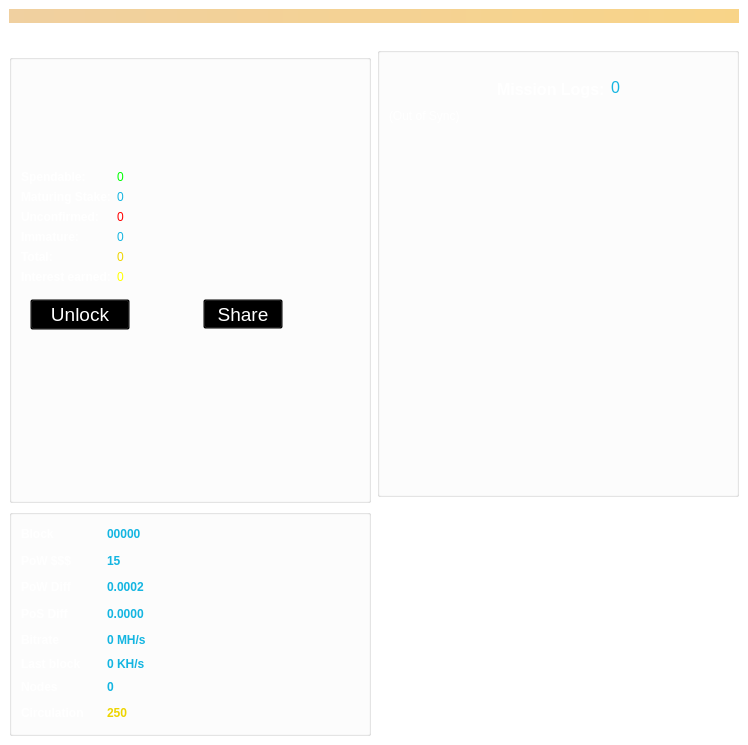
Before: the Qt Designer form src/qt/forms/overviewpage.ui in hanzou-x/flapxcoin, drawn with Qt 5.
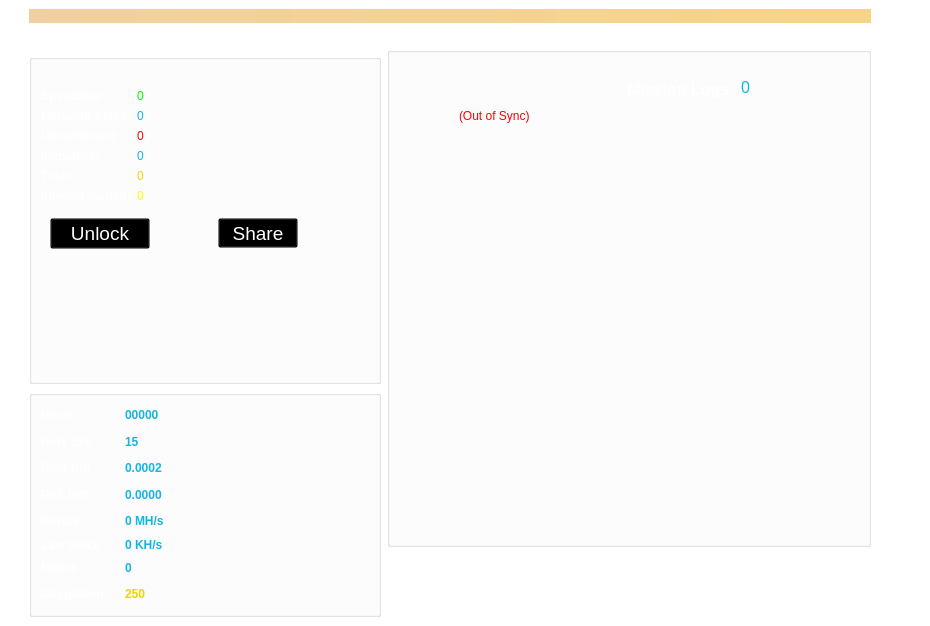
After: the same form once the commit is applied. Icons and pictures are not drawn.

What changed in the file:
```diff
--- a/src/qt/forms/overviewpage.ui
+++ b/src/qt/forms/overviewpage.ui
@@ -2,16 +2,19 @@
 <ui version="4.0">
  <class>OverviewPage</class>
  <widget class="QWidget" name="OverviewPage">
+  <property name="windowModality">
+   <enum>Qt::NonModal</enum>
+  </property>
   <property name="geometry">
    <rect>
     <x>0</x>
     <y>0</y>
-    <width>748</width>
-    <height>524</height>
+    <width>930</width>
+    <height>626</height>
    </rect>
   </property>
   <property name="sizePolicy">
-   <sizepolicy hsizetype="Expanding" vsizetype="Expanding">
+   <sizepolicy hsizetype="Fixed" vsizetype="Fixed">
     <horstretch>0</horstretch>
     <verstretch>0</verstretch>
    </sizepolicy>
@@ -44,7 +47,7 @@
    <item row="0" column="0">
     <widget class="QFrame" name="Overviewpage">
      <property name="sizePolicy">
-      <sizepolicy hsizetype="Expanding" vsizetype="Expanding">
+      <sizepolicy hsizetype="Fixed" vsizetype="Fixed">
        <horstretch>0</horstretch>
        <verstretch>0</verstretch>
       </sizepolicy>
@@ -55,6 +58,12 @@
        <height>0</height>
       </size>
      </property>
+     <property name="maximumSize">
+      <size>
+       <width>930</width>
+       <height>626</height>
+      </size>
+     </property>
      <property name="autoFillBackground">
       <bool>false</bool>
      </property>
@@ -71,7 +80,23 @@
       <number>0</number>
      </property>
      <layout class="QGridLayout" name="gridLayout">
-      <item row="11" column="1">
+      <item row="6" column="3">
+       <spacer name="horizontalSpacer_7">
+        <property name="orientation">
+         <enum>Qt::Horizontal</enum>
+        </property>
+        <property name="sizeType">
+         <enum>QSizePolicy::Fixed</enum>
+        </property>
+        <property name="sizeHint" stdset="0">
+         <size>
+          <width>50</width>
+          <height>20</height>
+         </size>
+        </property>
+       </spacer>
+      </item>
+      <item row="11" column="2">
        <spacer name="verticalSpacer_3">
         <property name="orientation">
          <enum>Qt::Vertical</enum>
@@ -84,7 +109,7 @@
         </property>
        </spacer>
       </item>
-      <item row="3" column="0" rowspan="5">
+      <item row="3" column="1" rowspan="5">
        <widget class="QGroupBox" name="groupBox_2">
         <property name="sizePolicy">
          <sizepolicy hsizetype="Expanding" vsizetype="Expanding">
@@ -95,7 +120,7 @@
         <property name="minimumSize">
          <size>
           <width>0</width>
-          <height>0</height>
+          <height>340</height>
          </size>
         </property>
         <property name="palette">
@@ -240,7 +265,7 @@
          <bool>false</bool>
         </property>
         <layout class="QGridLayout" name="gridLayout_3">
-         <item row="6" column="0">
+         <item row="5" column="0">
           <spacer name="verticalSpacer_4">
            <property name="orientation">
             <enum>Qt::Vertical</enum>
@@ -253,7 +278,7 @@
            </property>
           </spacer>
          </item>
-         <item row="2" column="0">
+         <item row="1" column="0">
           <layout class="QGridLayout" name="gridLayout_2">
            <item row="0" column="1">
             <widget class="QLabel" name="labelBalance">
@@ -1919,7 +1944,7 @@
            </item>
           </layout>
          </item>
-         <item row="3" column="0">
+         <item row="2" column="0">
           <widget class="QFrame" name="frame_3">
            <property name="minimumSize">
             <size>
@@ -2397,7 +2422,7 @@
            </layout>
           </widget>
          </item>
-         <item row="5" column="0">
+         <item row="4" column="0">
           <widget class="QLabel" name="labelMyWeight">
            <property name="minimumSize">
             <size>
@@ -2838,21 +2863,11 @@
            <property name="alignment">
             <set>Qt::AlignCenter</set>
            </property>
+           <property name="wordWrap">
+            <bool>true</bool>
+           </property>
           </widget>
          </item>
-         <item row="1" column="0">
-          <spacer name="verticalSpacer_5">
-           <property name="orientation">
-            <enum>Qt::Vertical</enum>
-           </property>
-           <property name="sizeHint" stdset="0">
-            <size>
-             <width>20</width>
-             <height>40</height>
-            </size>
-           </property>
-          </spacer>
-         </item>
          <item row="0" column="0">
           <spacer name="verticalSpacer_9">
            <property name="orientation">
@@ -2872,7 +2887,7 @@
         </layout>
        </widget>
       </item>
-      <item row="11" column="0">
+      <item row="11" column="1">
        <spacer name="verticalSpacer_2">
         <property name="orientation">
          <enum>Qt::Vertical</enum>
@@ -2885,7 +2900,30 @@
         </property>
        </spacer>
       </item>
-      <item row="6" column="1">
+      <item row="0" column="1" colspan="2">
+       <widget class="QLabel" name="labelAlerts">
+        <property name="sizePolicy">
+         <sizepolicy hsizetype="Preferred" vsizetype="Preferred">
+          <horstretch>0</horstretch>
+          <verstretch>0</verstretch>
+         </sizepolicy>
+        </property>
+        <property name="visible">
+         <bool>true</bool>
+        </property>
+        <property name="styleSheet">
+         <string notr="true">background-color: qlineargradient(x1: 0, y1: 0, x2: 1, y2: 0, stop:0 #F0D0A0, stop:1 #F8D488);  color:#000000
+</string>
+        </property>
+        <property name="wordWrap">
+         <bool>true</bool>
+        </property>
+        <property name="margin">
+         <number>3</number>
+        </property>
+       </widget>
+      </item>
+      <item row="6" column="2">
        <widget class="QGroupBox" name="groupBox">
         <property name="sizePolicy">
          <sizepolicy hsizetype="Expanding" vsizetype="Expanding">
@@ -2896,7 +2934,7 @@
         <property name="minimumSize">
          <size>
           <width>0</width>
-          <height>450</height>
+          <height>500</height>
          </size>
         </property>
         <property name="maximumSize">
@@ -3203,7 +3241,7 @@
          <bool>false</bool>
         </property>
         <layout class="QGridLayout" name="gridLayout_9">
-         <item row="1" column="0">
+         <item row="1" column="1">
           <spacer name="verticalSpacer">
            <property name="orientation">
             <enum>Qt::Vertical</enum>
@@ -3219,14 +3257,14 @@
            </property>
           </spacer>
          </item>
-         <item row="3" column="0">
+         <item row="3" column="1">
           <layout class="QGridLayout" name="gridLayout_4">
            <item row="0" column="0" rowspan="2" colspan="2">
             <widget class="QListView" name="listTransactions">
              <property name="minimumSize">
               <size>
-               <width>0</width>
-               <height>300</height>
+               <width>400</width>
+               <height>350</height>
               </size>
              </property>
              <property name="palette">
@@ -3552,7 +3590,7 @@
            </item>
           </layout>
          </item>
-         <item row="2" column="0">
+         <item row="2" column="1">
           <widget class="QLabel" name="labelTransactionsStatus">
            <property name="palette">
             <palette>
@@ -3561,8 +3599,8 @@
                <brush brushstyle="SolidPattern">
                 <color alpha="255">
                  <red>255</red>
-                 <green>255</green>
-                 <blue>255</blue>
+                 <green>0</green>
+                 <blue>0</blue>
                 </color>
                </brush>
               </colorrole>
@@ -3599,8 +3637,8 @@
                <brush brushstyle="SolidPattern">
                 <color alpha="255">
                  <red>255</red>
-                 <green>255</green>
-                 <blue>255</blue>
+                 <green>0</green>
+                 <blue>0</blue>
                 </color>
                </brush>
               </colorrole>
@@ -3677,7 +3715,7 @@
            </property>
           </widget>
          </item>
-         <item row="7" column="0">
+         <item row="7" column="1">
           <spacer name="verticalSpacer_7">
            <property name="orientation">
             <enum>Qt::Vertical</enum>
@@ -3690,7 +3728,7 @@
            </property>
           </spacer>
          </item>
-         <item row="0" column="0">
+         <item row="0" column="1">
           <widget class="QFrame" name="frame">
            <property name="minimumSize">
             <size>
@@ -3857,6 +3895,11 @@
                 </disabled>
                </palette>
               </property>
+              <property name="font">
+               <font>
+                <pointsize>12</pointsize>
+               </font>
+              </property>
               <property name="styleSheet">
                <string notr="true"/>
               </property>
@@ -3870,9 +3913,12 @@
               <property name="orientation">
                <enum>Qt::Horizontal</enum>
               </property>
+              <property name="sizeType">
+               <enum>QSizePolicy::Fixed</enum>
+              </property>
               <property name="sizeHint" stdset="0">
                <size>
-                <width>40</width>
+                <width>100</width>
                 <height>20</height>
                </size>
               </property>
@@ -4004,6 +4050,11 @@
                 </disabled>
                </palette>
               </property>
+              <property name="font">
+               <font>
+                <pointsize>12</pointsize>
+               </font>
+              </property>
               <property name="text">
                <string>&lt;html&gt;&lt;head/&gt;&lt;body&gt;&lt;p&gt;&lt;span style=&quot; font-size:12pt;&quot;&gt;0&lt;/span&gt;&lt;/p&gt;&lt;/body&gt;&lt;/html&gt;</string>
               </property>
@@ -4031,10 +4082,39 @@
            </layout>
           </widget>
          </item>
+         <item row="3" column="0">
+          <spacer name="horizontalSpacer_6">
+           <property name="orientation">
+            <enum>Qt::Horizontal</enum>
+           </property>
+           <property name="sizeType">
+            <enum>QSizePolicy::Expanding</enum>
+           </property>
+           <property name="sizeHint" stdset="0">
+            <size>
+             <width>60</width>
+             <height>5</height>
+            </size>
+           </property>
+          </spacer>
+         </item>
         </layout>
        </widget>
       </item>
-      <item row="10" column="0">
+      <item row="8" column="1">
+       <spacer name="verticalSpacer_8">
+        <property name="orientation">
+         <enum>Qt::Vertical</enum>
+        </property>
+        <property name="sizeHint" stdset="0">
+         <size>
+          <width>20</width>
+          <height>40</height>
+         </size>
+        </property>
+       </spacer>
+      </item>
+      <item row="10" column="1">
        <widget class="QGroupBox" name="groupBox_3">
         <property name="sizePolicy">
          <sizepolicy hsizetype="Expanding" vsizetype="Expanding">
@@ -4048,6 +4128,12 @@
           <height>0</height>
          </size>
         </property>
+        <property name="maximumSize">
+         <size>
+          <width>16777215</width>
+          <height>250</height>
+         </size>
+        </property>
         <property name="palette">
          <palette>
           <active>
@@ -4174,6 +4260,9 @@
         <property name="styleSheet">
          <string notr="true">background:transparent;</string>
         </property>
+        <property name="alignment">
+         <set>Qt::AlignLeading|Qt::AlignLeft|Qt::AlignTop</set>
+        </property>
         <property name="checkable">
          <bool>false</bool>
         </property>
@@ -6260,30 +6349,36 @@
         </layout>
        </widget>
       </item>
-      <item row="0" column="0" colspan="2">
-       <widget class="QLabel" name="labelAlerts">
-        <property name="sizePolicy">
-         <sizepolicy hsizetype="Preferred" vsizetype="Preferred">
-          <horstretch>0</horstretch>
-          <verstretch>0</verstretch>
-         </sizepolicy>
+      <item row="10" column="0">
+       <spacer name="horizontalSpacer_8">
+        <property name="orientation">
+         <enum>Qt::Horizontal</enum>
         </property>
-        <property name="visible">
-         <bool>true</bool>
+        <property name="sizeType">
+         <enum>QSizePolicy::Fixed</enum>
         </property>
-        <property name="styleSheet">
-         <string notr="true">background-color: qlineargradient(x1: 0, y1: 0, x2: 1, y2: 0, stop:0 #F0D0A0, stop:1 #F8D488);  color:#000000
-</string>
+        <property name="sizeHint" stdset="0">
+         <size>
+          <width>20</width>
+          <height>20</height>
+         </size>
         </property>
-        <property name="wordWrap">
-         <bool>true</bool>
+       </spacer>
+      </item>
+      <item row="12" column="1">
+       <spacer name="verticalSpacer_10">
+        <property name="orientation">
+         <enum>Qt::Vertical</enum>
         </property>
-        <property name="margin">
-         <number>3</number>
+        <property name="sizeHint" stdset="0">
+         <size>
+          <width>20</width>
+          <height>40</height>
+         </size>
         </property>
-       </widget>
+       </spacer>
       </item>
-      <item row="9" column="0">
+      <item row="9" column="1">
        <spacer name="verticalSpacer_6">
         <property name="orientation">
          <enum>Qt::Vertical</enum>
@@ -6296,8 +6391,8 @@
         </property>
        </spacer>
       </item>
-      <item row="8" column="0">
-       <spacer name="verticalSpacer_8">
+      <item row="1" column="1">
+       <spacer name="verticalSpacer_11">
         <property name="orientation">
          <enum>Qt::Vertical</enum>
         </property>
```
